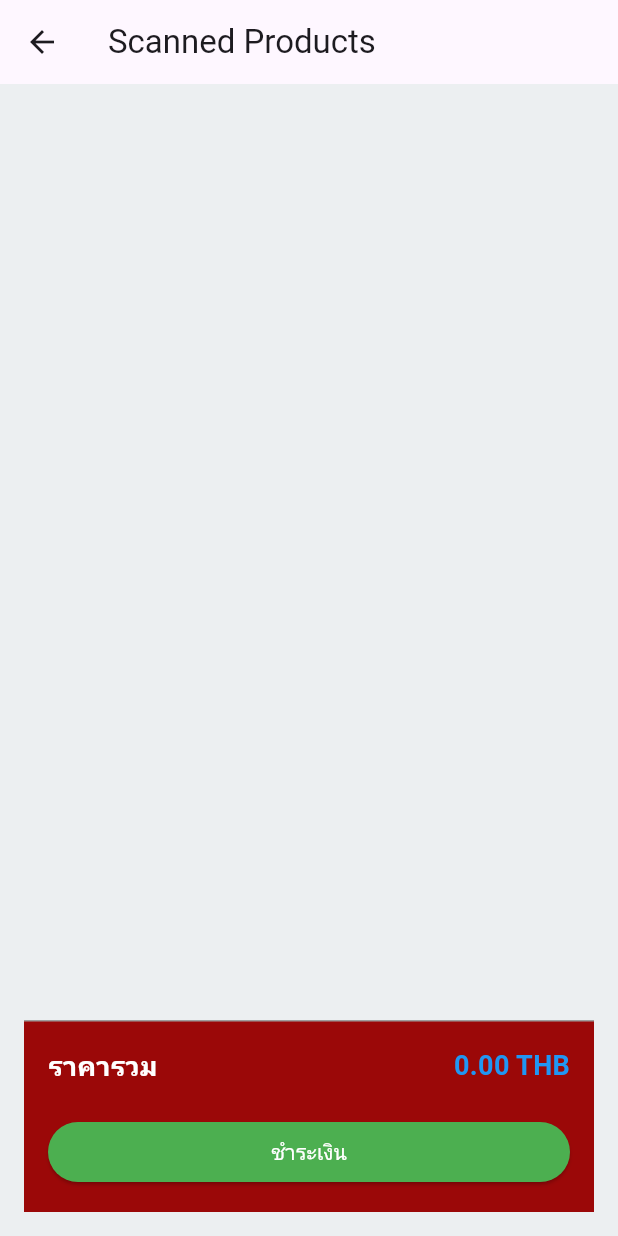
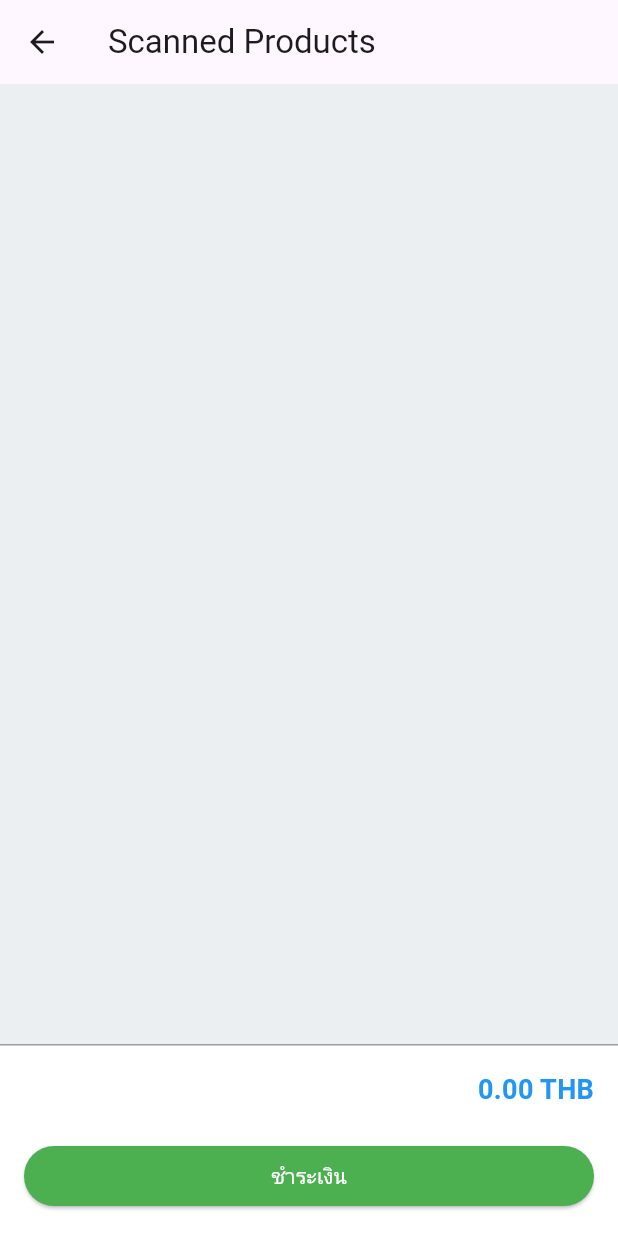
Before and after one commit to tiwpeter/Qr-CodeProject, a Flutter app: the ScannedProductsPage screen opened directly with empty values, on a phone screen of 412 x 824 dp. Run offline on Flutter 3.47's test engine with Material 3 defaults, Android fonts, the phone set to English and light mode, and no system bars; our stand-ins replace image_picker, sqflite; missing offline and left inert: google_ml_kit; accounts and stored records are empty.

Commit message:
editSellpage5

```diff
--- a/lib/pageSale/scanned_products_page.dart
+++ b/lib/pageSale/scanned_products_page.dart
@@ -1,7 +1,6 @@
 import 'package:flutter/material.dart';
 import 'dart:io';
 import '../models/todo.dart';
-import '../models/sale.dart';
 
 class ScannedProductsPage extends StatelessWidget {
   final List<ToDo> scannedProducts;
@@ -20,10 +19,11 @@ class ScannedProductsPage extends StatelessWidget {
         decoration: BoxDecoration(
           color: Colors.blueGrey[50], // Background color
         ),
-        padding: const EdgeInsets.all(16.0), // เพิ่ม padding ที่นี่
         child: Column(
           children: [
             Expanded(
+              child: Padding(
+                padding: const EdgeInsets.all(16.0), // Adjust padding here
                 child: ListView.builder(
                   itemCount: scannedProducts.length,
                   itemBuilder: (context, index) {
@@ -60,19 +60,17 @@ class ScannedProductsPage extends StatelessWidget {
                   },
                 ),
               ),
+            ),
             // Container สำหรับแสดงราคารวมและปุ่มชำระเงิน
             Container(
-              width: double
-                  .infinity, // ใช้ double.infinity เพื่อให้กว้างเต็มพื้นที่
+              width: double.infinity,
               decoration: BoxDecoration(
                 border: Border(
-                  top: BorderSide(
-                      color: Colors.grey, width: 1), // กรอบเฉพาะด้านบน
+                  top: BorderSide(color: Colors.grey, width: 1),
                 ),
-                color: const Color.fromARGB(255, 155, 8, 8),
+                color: Colors.white,
               ),
-              padding: const EdgeInsets.all(
-                  16), // Internal padding for the total price container
+              padding: const EdgeInsets.all(16),
               child: Column(
                 children: [
                   Row(
@@ -83,7 +81,8 @@ class ScannedProductsPage extends StatelessWidget {
                         style: TextStyle(
                           fontSize: 18,
                           fontWeight: FontWeight.bold,
-                            color: Colors.white), // เปลี่ยนสีของข้อความ
+                          color: Colors.white,
+                        ),
                       ),
                       Text(
                         '${totalPrice.toStringAsFixed(2)} THB',
@@ -97,8 +96,7 @@ class ScannedProductsPage extends StatelessWidget {
                   ),
                   const SizedBox(height: 20),
                   SizedBox(
-                    width: double
-                        .infinity, // ใช้ double.infinity เพื่อให้ปุ่มกว้างเต็มพื้นที่
+                    width: double.infinity,
                     child: ElevatedButton(
                       onPressed: () {
                         // Implement payment logic here
```
Lines whose indentation alone changed are shown as unchanged.
